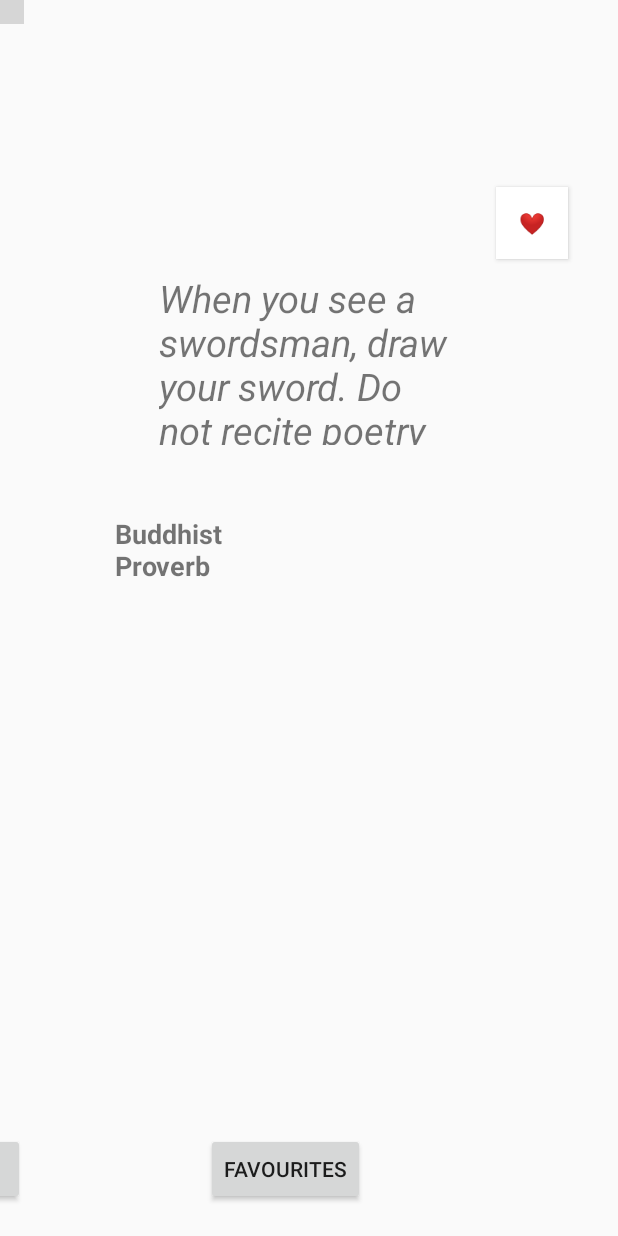
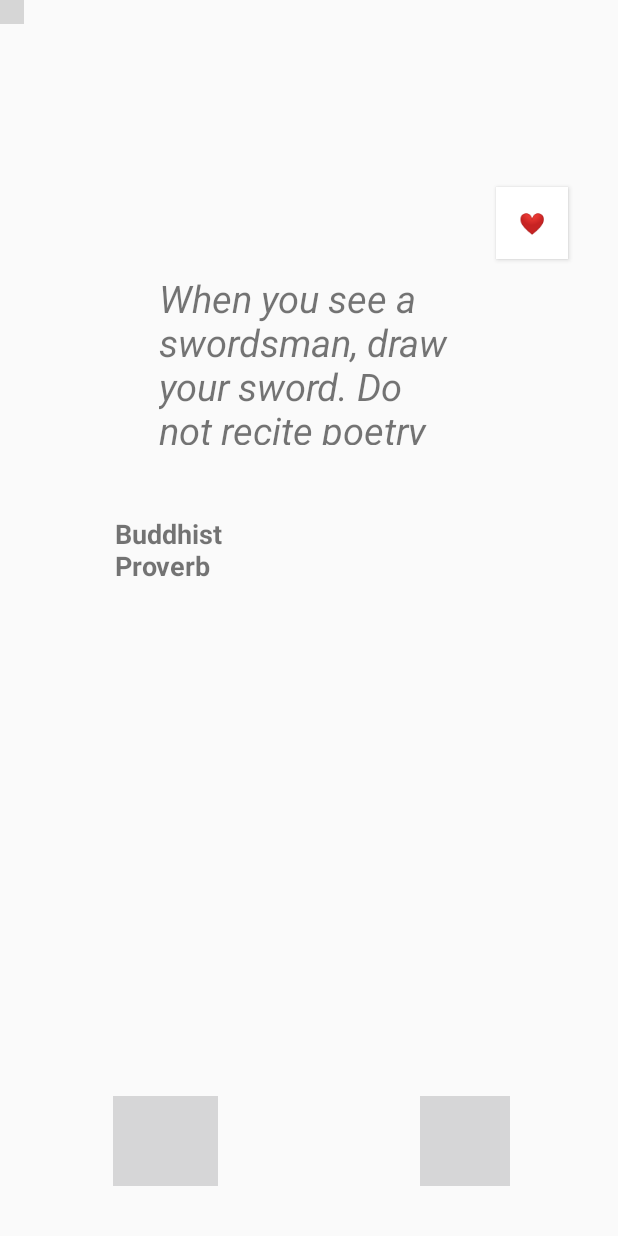
Before and after one commit to PeopleGitReady/QuoteFinder5, an Android app: the screen it shows after launch (MainActivity), on a phone screen of 412 x 824 dp. Run offline under Robolectric (Android 15) with nearby library versions, the phone set to English and light mode, and no system bars; plain views replace Constraints; grey boxes are pictures that could not be loaded.

Commit message:
fixed orientation

```diff
--- a/app/src/main/java/com/example/quotefinder3/MainActivity.java
+++ b/app/src/main/java/com/example/quotefinder3/MainActivity.java
@@ -102,7 +102,7 @@ public class MainActivity extends AppCompatActivity implements GestureDetector.O
         detector = new GestureDetector(this);
 
         onLikeButtonClick();
-        onCategoryButtonClick();
+        //onCategoryButtonClick();
         onFavouritesButtonClick();
         onHomeButtonClick();
         onClickAuthor();
@@ -173,7 +173,7 @@ public class MainActivity extends AppCompatActivity implements GestureDetector.O
         });
     }
 
-    public void onCategoryButtonClick() {
+    /*public void onCategoryButtonClick() {
 
         categoryButton = (Button) findViewById(R.id.categoryButton);
         categoryButton.setOnClickListener(new View.OnClickListener() {
@@ -184,7 +184,7 @@ public class MainActivity extends AppCompatActivity implements GestureDetector.O
                 startActivity(intent);
             }
         });
-    }
+    }*/
 
     public void onFavouritesButtonClick() {
 
--- a/app/src/main/res/layout/activity_main.xml
+++ b/app/src/main/res/layout/activity_main.xml
@@ -66,59 +66,37 @@
         app:layout_constraintTop_toTopOf="parent" />
 
     <Button
-        android:id="@+id/categoryButton"
-        android:layout_width="wrap_content"
-        android:layout_height="wrap_content"
-        android:layout_marginStart="8dp"
-        android:layout_marginLeft="8dp"
-        android:layout_marginTop="8dp"
-        android:layout_marginEnd="8dp"
-        android:layout_marginRight="8dp"
-        android:layout_marginBottom="8dp"
-        android:text="Categories"
-        app:layout_constraintBottom_toBottomOf="parent"
-        app:layout_constraintEnd_toStartOf="@+id/homeButton"
-        app:layout_constraintHorizontal_bias="0.565"
-        app:layout_constraintHorizontal_chainStyle="packed"
-        app:layout_constraintStart_toStartOf="@+id/guideline"
-        app:layout_constraintTop_toTopOf="parent"
-        app:layout_constraintVertical_bias="0.983" />
-
-    <Button
         android:id="@+id/favouritesButton"
-        android:layout_width="wrap_content"
-        android:layout_height="wrap_content"
-        android:layout_marginStart="8dp"
-        android:layout_marginLeft="8dp"
-        android:layout_marginTop="8dp"
-        android:layout_marginEnd="8dp"
-        android:layout_marginRight="8dp"
-        android:layout_marginBottom="8dp"
-        android:text="Favourites"
+        android:layout_width="60sp"
+        android:layout_height="60sp"
+        android:layout_marginEnd="72dp"
+        android:layout_marginRight="72dp"
+        android:autoText="false"
+        android:background="#00FFFFFF"
+        android:foreground="@drawable/like"
+        android:shadowColor="#00FFFFFF"
+        android:textAllCaps="false"
         app:layout_constraintBottom_toBottomOf="parent"
         app:layout_constraintEnd_toEndOf="parent"
-        app:layout_constraintHorizontal_bias="0.413"
-        app:layout_constraintStart_toEndOf="@+id/homeButton"
         app:layout_constraintTop_toTopOf="parent"
-        app:layout_constraintVertical_bias="0.983" />
+        app:layout_constraintVertical_bias="0.956" />
 
     <Button
         android:id="@+id/homeButton"
-        android:layout_width="wrap_content"
-        android:layout_height="wrap_content"
-        android:layout_marginStart="8dp"
-        android:layout_marginLeft="8dp"
-        android:layout_marginTop="8dp"
-        android:layout_marginEnd="8dp"
-        android:layout_marginRight="8dp"
-        android:layout_marginBottom="8dp"
-        android:text="Home"
+        android:layout_width="70sp"
+        android:layout_height="60sp"
+        android:background="#00FFFFFF"
+        android:foreground="@drawable/home"
+        android:singleLine="false"
+        android:textAllCaps="false"
+        android:textColor="#00FFFFFF"
+        android:textIsSelectable="false"
         app:layout_constraintBottom_toBottomOf="parent"
-        app:layout_constraintEnd_toEndOf="parent"
-        app:layout_constraintHorizontal_bias="0.462"
-        app:layout_constraintStart_toStartOf="@+id/guideline"
+        app:layout_constraintEnd_toStartOf="@+id/favouritesButton"
+        app:layout_constraintHorizontal_bias="0.359"
+        app:layout_constraintStart_toStartOf="parent"
         app:layout_constraintTop_toTopOf="parent"
-        app:layout_constraintVertical_bias="0.983" />
+        app:layout_constraintVertical_bias="0.956" />
 
     <android.support.constraint.Constraints
         android:id="@+id/constraints"
```
